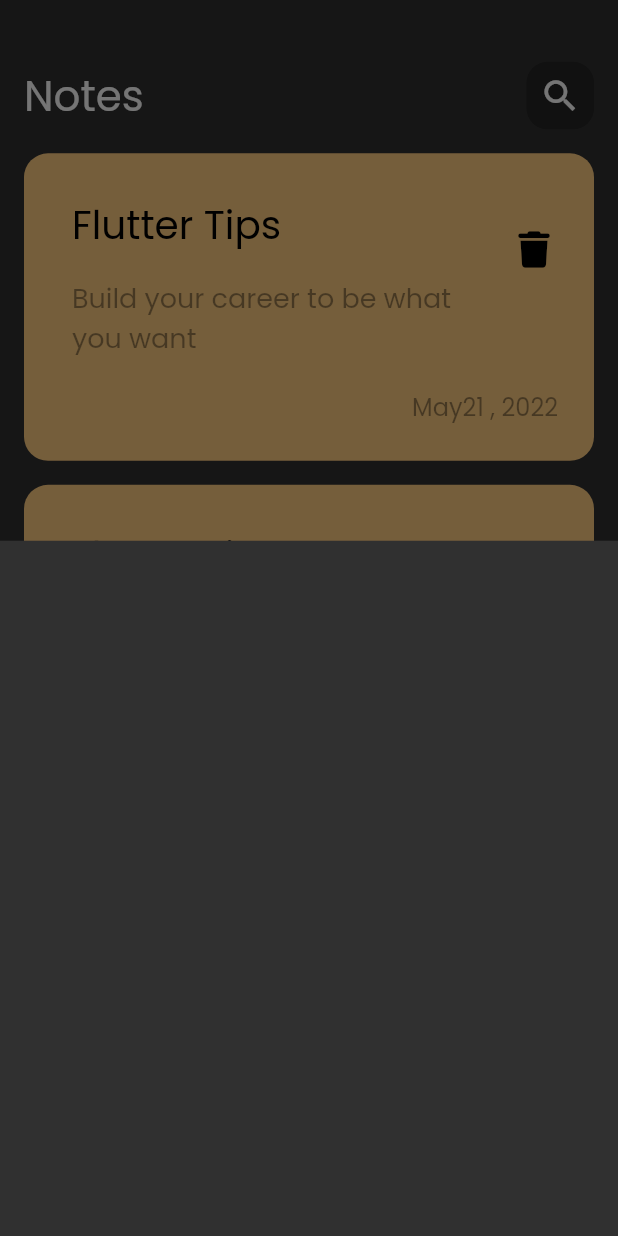
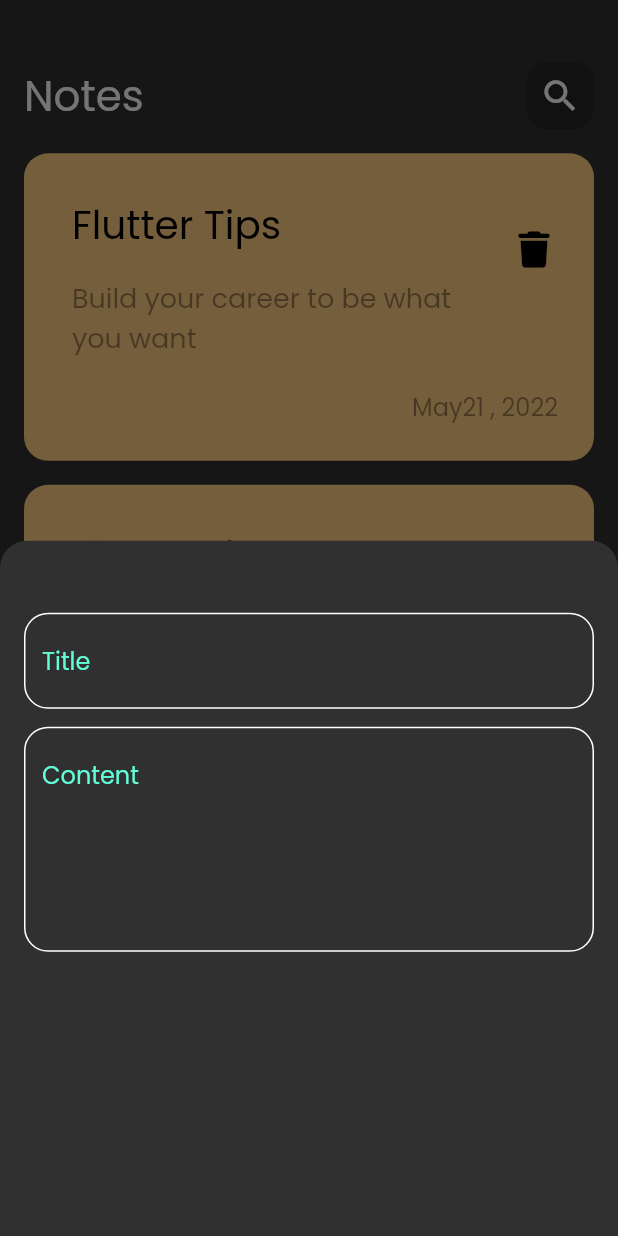
Before and after one commit to IbrahimMarey/notes_app, a Flutter app: the screen it shows after launch, after a tap on the "add" icon, on a phone screen of 412 x 824 dp. Run offline on Flutter 3.47's test engine with Material 2 defaults, Android fonts, the phone set to English and light mode, and no system bars; our stand-ins replace font_awesome_flutter.

Commit message:
custom field

```diff
--- /dev/null
+++ b/lib/constants.dart
@@ -0,0 +1,3 @@
+import 'package:flutter/material.dart';
+
+const kPrimaryColor = Color(0xff62fcd7);
--- a/lib/views/notes_view.dart
+++ b/lib/views/notes_view.dart
@@ -11,7 +11,15 @@ class NotesView extends StatelessWidget {
       body: const NotesViewBody(),
       floatingActionButton: FloatingActionButton(
         onPressed: () {
-          showModalBottomSheet(context: context, builder: (context) =>
+          showModalBottomSheet(
+            context: context,
+            shape: const RoundedRectangleBorder(
+              borderRadius: BorderRadius.only(
+                topLeft: Radius.circular(18),
+                topRight: Radius.circular(18),
+              ),
+            ),
+            builder: (context) =>
              const AddNoteSheet(),
           );
         },
--- a/lib/views/widgets/add_note_sheet.dart
+++ b/lib/views/widgets/add_note_sheet.dart
@@ -1,15 +1,27 @@
 
 import 'package:flutter/material.dart';
+import 'package:notes_app/views/widgets/custom_text_field.dart';
 
 class AddNoteSheet extends StatelessWidget {
   const AddNoteSheet({Key? key}) : super(key: key);
 
   @override
   Widget build(BuildContext context) {
-    return Column(
-      children: [
-
-      ],
+    return const Padding(
+      padding: EdgeInsets.all(16.0),
+      child: Column(
+        children: [
+          SizedBox(height: 32,),
+          CustomTextField(
+            hint: 'Title',
+          ),
+          SizedBox(height: 12,),
+          CustomTextField(
+            hint: 'Content',
+            maxLines: 5,
+          ),
+        ],
+      ),
     );
   }
 }
--- /dev/null
+++ b/lib/views/widgets/custom_text_field.dart
@@ -0,0 +1,36 @@
+import 'package:flutter/material.dart';
+import 'package:notes_app/constants.dart';
+
+class CustomTextField extends StatelessWidget {
+  const CustomTextField({
+    Key? key,
+    required this.hint,
+     this.maxLines=1,
+  }) : super(key: key);
+  final String hint;
+  final int maxLines;
+  @override
+  Widget build(BuildContext context) {
+    return TextFormField(
+      cursorColor: kPrimaryColor,
+      maxLines: maxLines,
+      decoration: InputDecoration(
+        hintText: hint,
+        hintStyle: const TextStyle(color: kPrimaryColor),
+        border: buildBorder(),
+        enabledBorder: buildBorder(),
+        focusedBorder: buildBorder(kPrimaryColor)
+      ),
+    );
+  }
+  OutlineInputBorder buildBorder([color])
+  {
+    return OutlineInputBorder(
+        borderRadius: BorderRadius.circular(16),
+        borderSide: BorderSide(
+          color: color ?? Colors.white,
+          //width: 2,
+        )
+    );
+  }
+}
```
